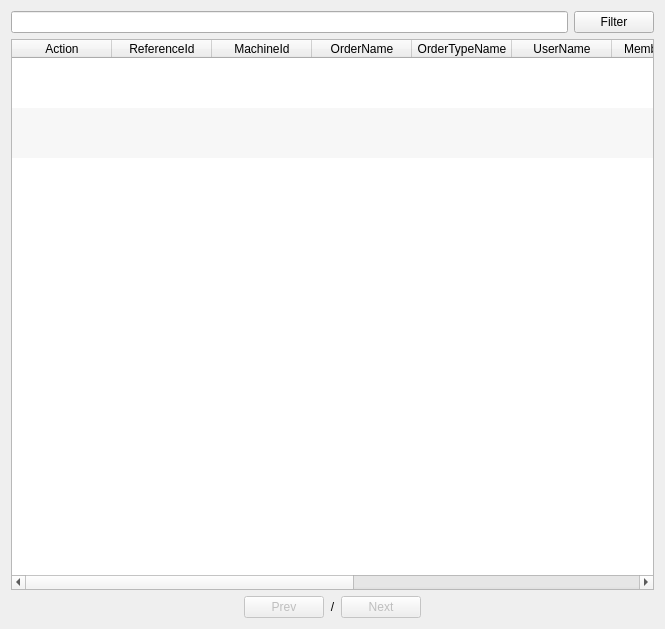
First picture: the form in app/views/templates/generated/ManageReceipt.ui, repository rondalefloyd/mts-pos, before the edit.
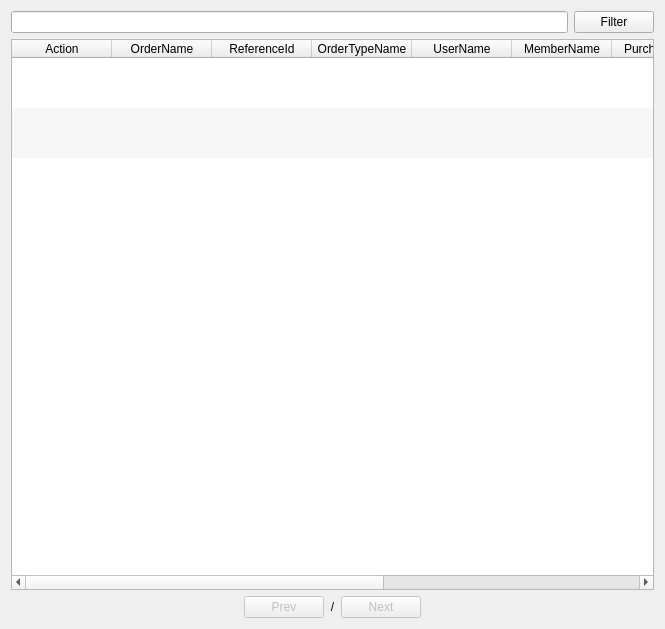
Second picture: the form after the edit.

Patch:
```diff
--- a/app/views/templates/generated/ManageReceipt.ui
+++ b/app/views/templates/generated/ManageReceipt.ui
@@ -91,21 +91,16 @@
          <string>Action</string>
         </property>
        </column>
-       <column>
-        <property name="text">
-         <string>ReferenceId</string>
-        </property>
-       </column>
-       <column>
-        <property name="text">
-         <string>MachineId</string>
-        </property>
-       </column>
        <column>
         <property name="text">
          <string>OrderName</string>
         </property>
        </column>
+       <column>
+        <property name="text">
+         <string>ReferenceId</string>
+        </property>
+       </column>
        <column>
         <property name="text">
          <string>OrderTypeName</string>
```
